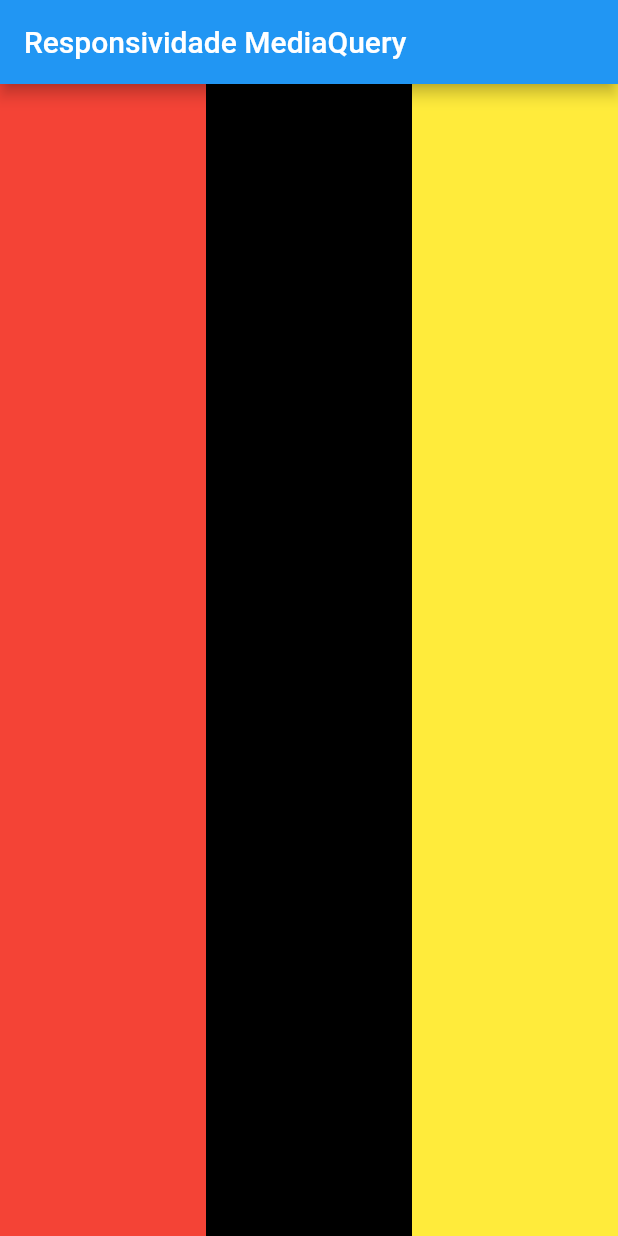
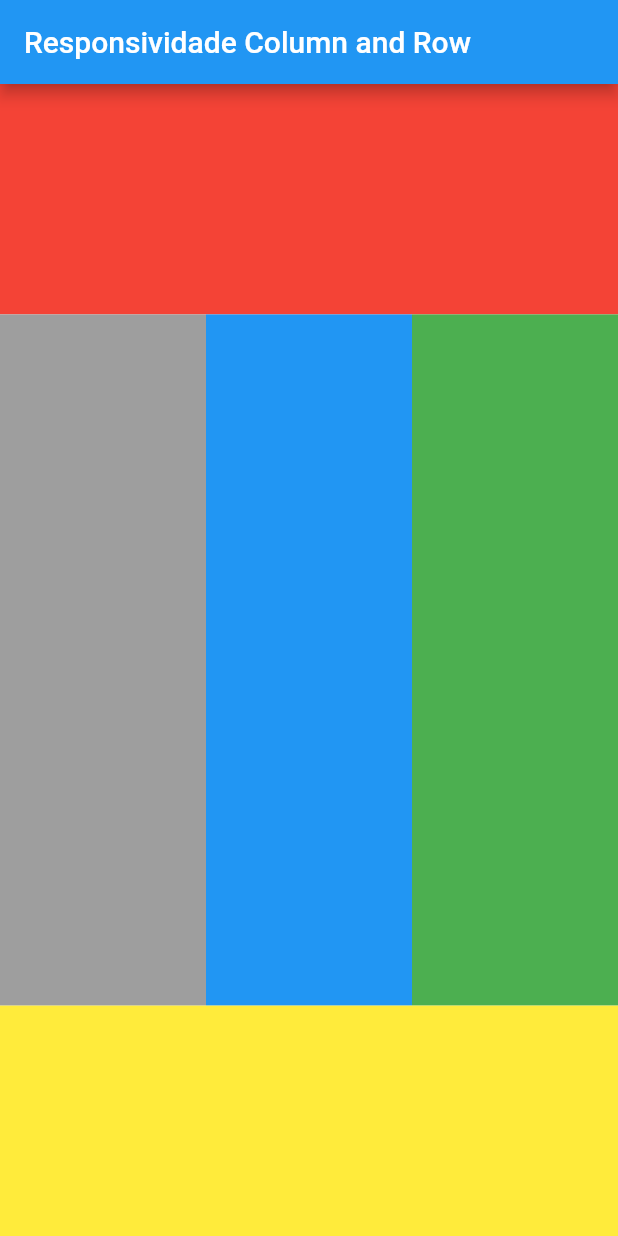
Before and after one commit to PauloRafaelSousaAlves/Responsiveness, a Flutter app: the screen it shows after launch, on a phone screen of 412 x 824 dp. Run offline on Flutter 3.47's test engine with Material 2 defaults, Android fonts, the phone set to English and light mode, and no system bars.

Commit message:
Column and row

```diff
--- a/lib/main.dart
+++ b/lib/main.dart
@@ -1,12 +1,14 @@
 import 'package:flutter/material.dart';
-import 'package:responsiveness/responsividade_media_query.dart';
+import 'package:responsiveness/responsividade_column_row.dart';
+// import 'package:responsiveness/responsividade_media_query.dart';
 
 void main() {
   runApp(
     const MaterialApp(
       title: 'Flutter Web',
       debugShowCheckedModeBanner: false,
-      home: ResponsividadeMediaQuery(),
+      // home: ResponsividadeMediaQuery(),
+      home: ResponsividadeColumnAndRow(),
     ),
   );
 }
--- /dev/null
+++ b/lib/responsividade_column_row.dart
@@ -0,0 +1,71 @@
+import 'package:flutter/material.dart';
+
+class ResponsividadeColumnAndRow extends StatefulWidget {
+  const ResponsividadeColumnAndRow({Key? key}) : super(key: key);
+
+  @override
+  State<ResponsividadeColumnAndRow> createState() =>
+      _ResponsividadeColumnAndRowState();
+}
+
+class _ResponsividadeColumnAndRowState
+    extends State<ResponsividadeColumnAndRow> {
+  @override
+  Widget build(BuildContext context) {
+    ///Para ficar uma melhor vizualização vamos criar duas variaveis de largura e altura
+    var width = MediaQuery.of(context).size.width;
+    var height = MediaQuery.of(context).size.height;
+
+    return Scaffold(
+      appBar: AppBar(
+        title: const Text('Responsividade Column and Row'),
+      ),
+
+      ///As propriedades a seguir serve tanto para Row, quanto para Column
+
+      body: Column(
+        children: [
+          ///O Expanded serve para ocupar todo espaço disponivel
+          Expanded(
+            ///no Flex conseguimos definir a proporção que quero que ocupe
+            ///podemos pensar como se fosse 100% ao total e colocamos no flex a porcentagem correspondente que precisamos
+            flex: 20,
+            child: Container(
+              color: Colors.red,
+            ),
+          ),
+          Expanded(
+              flex: 60,
+              child: Row(
+                children: [
+                  Expanded(
+                    flex: 20,
+                    child: Container(
+                      color: Colors.grey,
+                    ),
+                  ),
+                  Expanded(
+                    flex: 20,
+                    child: Container(
+                      color: Colors.blue,
+                    ),
+                  ),
+                  Expanded(
+                    flex: 20,
+                    child: Container(
+                      color: Colors.green,
+                    ),
+                  ),
+                ],
+              )),
+          Expanded(
+            flex: 20,
+            child: Container(
+              color: Colors.yellow,
+            ),
+          ),
+        ],
+      ),
+    );
+  }
+}
```
